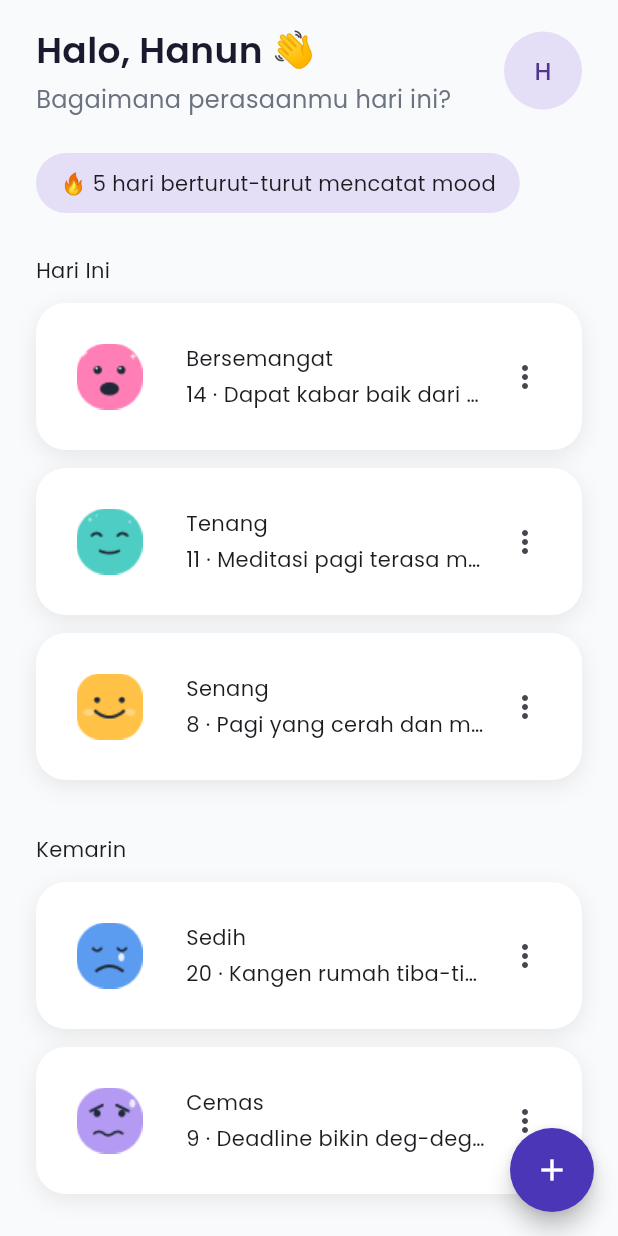
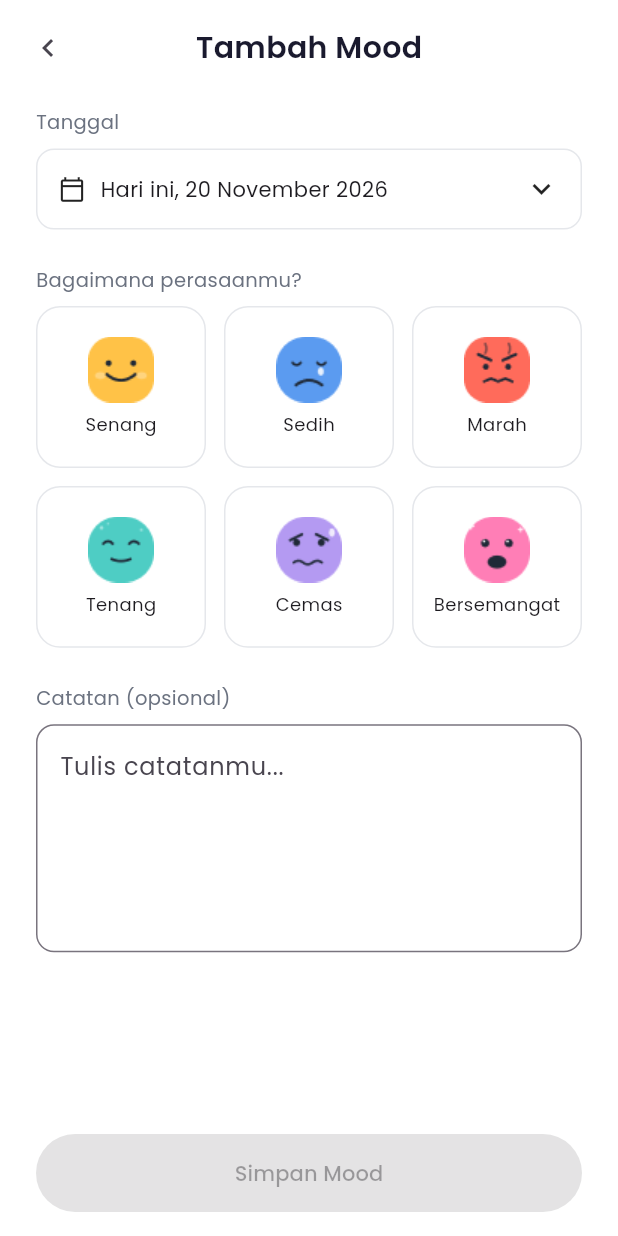
Before and after one commit to arissanakaharu/mood-tracker, a Flutter app: the screen it shows after launch, after a tap on the "add" icon, on a phone screen of 412 x 824 dp. Run offline on Flutter 3.47's test engine with Material 3 defaults, Android fonts, the phone set to English and light mode, and no system bars; our stand-ins replace google_fonts.

Commit message:
feat: implement homepage UI and mood pages

```diff
--- a/lib/main.dart
+++ b/lib/main.dart
@@ -1,5 +1,6 @@
 import 'package:material_ui/material_ui.dart';
 import 'package:google_fonts/google_fonts.dart';
+import 'package:mood_tracker_app/pages/add_edit_mood_page.dart';
 
 void main() {
   runApp(const MyApp());
@@ -20,10 +21,10 @@ class MyApp extends StatelessWidget {
     );
   }
 }
-// ─────────────────────────────────────────────
+
 // 1. MODEL (nanti dipindah ke models/mood_entry.dart)
-// ─────────────────────────────────────────────
-enum Mood { bersemangat, tenang, senang, sedih, cemas }
+
+enum Mood { bersemangat, tenang, senang, sedih, cemas, marah }
 
 extension MoodX on Mood {
   String get label => switch (this) {
@@ -32,6 +33,7 @@ extension MoodX on Mood {
         Mood.senang => 'Senang',
         Mood.sedih => 'Sedih',
         Mood.cemas => 'Cemas',
+        Mood.marah => 'Marah'
       };
 
   Color get color => switch (this) {
@@ -40,6 +42,7 @@ extension MoodX on Mood {
         Mood.senang => const Color(0xFFF6C25B),
         Mood.sedih => const Color(0xFF6C9BEA),
         Mood.cemas => const Color(0xFFB59DEB),
+        Mood.marah => const Color(0xFFEB7566)
       };
   String get asset => 'assets/images/moods/$name.png';
 }
@@ -53,9 +56,9 @@ class MoodEntry {
 String get timeLabel =>
     '${time.hour.toString().padLeft(2, '0')}:${time.minute.toString().padLeft(2, '0')}';
 }
-// ─────────────────────────────────────────────
+
 // 2. HOME PAGE
-// ─────────────────────────────────────────────
+
 class HomePage extends StatelessWidget {
   const HomePage({super.key});
 
@@ -85,7 +88,10 @@ final yesterday = entries.where((e) => sameDay(e.time, yesterdayDate)).toList();
     return Scaffold(
       backgroundColor: const Color(0xFFF9FAFB),
       floatingActionButton: FloatingActionButton(
-        onPressed: () {}, // TODO: navigasi ke halaman tambah mood
+        onPressed: () => Navigator.push(
+          context,
+          MaterialPageRoute(builder: (_)=> const AddEditMoodPage()),
+        ),
         backgroundColor: const Color(0xFF4B36B8),
         shape: const CircleBorder(),
         child: const Icon(Icons.add, color: Colors.white),
@@ -110,11 +116,9 @@ final yesterday = entries.where((e) => sameDay(e.time, yesterdayDate)).toList();
   }
 }
 
-// ─────────────────────────────────────────────
 // 3. KOMPONEN (nanti dipindah ke widgets/)
-// ─────────────────────────────────────────────
 
-/// Sapaan + avatar inisial di kanan
+///  profile
 class _Header extends StatelessWidget {
   final String name;
   const _Header({required this.name});
@@ -215,7 +219,10 @@ class _MoodCard extends StatelessWidget {
             ),
           ),
           IconButton(
-            onPressed: () {}, // TODO: edit / hapus
+            onPressed: () => Navigator.push(
+              context,
+              MaterialPageRoute(builder: (_) => AddEditMoodPage(entry: entry)),
+            ),
             icon: const Icon(Icons.more_vert),
           ),
         ],
@@ -224,7 +231,7 @@ class _MoodCard extends StatelessWidget {
   }
 }
 
-/// Kotak berwarna dengan wajah. Sementara placeholder (tanpa asset).
+/// Kotak berwarna pake wajah. Sementara placeholder (tanpa asset).
 class _MoodIcon extends StatelessWidget {
   final Mood mood;
   const _MoodIcon({required this.mood});
--- /dev/null
+++ b/lib/pages/add_edit_mood_page.dart
@@ -0,0 +1,254 @@
+import 'package:material_ui/material_ui.dart';
+import 'package:mood_tracker_app/main.dart';
+
+/// Halaman Tambah / Edit Mood.
+class AddEditMoodPage extends StatefulWidget {
+  /// null = tambah mood baru, berisi = edit mood yang sudah ada
+  final MoodEntry? entry;
+  const AddEditMoodPage({super.key, this.entry});
+
+  @override
+  State<AddEditMoodPage> createState() => _AddEditMoodPageState();
+}
+
+class _AddEditMoodPageState extends State<AddEditMoodPage> {
+  static const _months = [
+    'Januari', 'Februari', 'Maret', 'April', 'Mei', 'Juni',
+    'Juli', 'Agustus', 'September', 'Oktober', 'November', 'Desember',
+  ];
+
+  // Urutan sesuai Figma (3 kolom x 2 baris)
+  static const _moodOrder = [
+    Mood.senang, Mood.sedih, Mood.marah,
+    Mood.tenang, Mood.cemas, Mood.bersemangat,
+  ];
+
+  late DateTime _date;
+  Mood? _selectedMood;
+  final _noteController = TextEditingController();
+
+  @override
+  void initState() {
+    super.initState();
+    final e = widget.entry;
+    _date = e?.time ?? DateTime.now();
+    _selectedMood = e?.mood;
+    _noteController.text = e?.note ?? '';
+  }
+
+  @override
+  void dispose() {
+    _noteController.dispose();
+    super.dispose();
+  }
+
+  String get _dateLabel {
+    final now = DateTime.now();
+    final isToday =
+        _date.year == now.year && _date.month == now.month && _date.day == now.day;
+    final text = '${_date.day} ${_months[_date.month - 1]} ${_date.year}';
+    return isToday ? 'Hari ini, $text' : text;
+  }
+
+  Future<void> _pickDate() async {
+    final picked = await showDatePicker(
+      context: context,
+      initialDate: _date,
+      firstDate: DateTime(2020),
+      lastDate: DateTime.now(),
+    );
+    if (picked != null) setState(() => _date = picked);
+  }
+
+  void _save() {
+    // TODO (27 Nov): simpan / update data lewat CRUD
+    Navigator.pop(context);
+  }
+
+  @override
+  Widget build(BuildContext context) {
+    final isEdit = widget.entry != null;
+
+    return Scaffold(
+      backgroundColor: Colors.white,
+      body: SafeArea(
+        child: Column(
+          children: [
+            _TopBar(title: isEdit ? 'Edit Mood' : 'Tambah Mood'),
+            Expanded(
+              child: ListView(
+                padding: const EdgeInsets.symmetric(horizontal: 24, vertical: 8),
+                children: [
+                  const _FieldLabel('Tanggal'),
+                  _DateField(label: _dateLabel, onTap: _pickDate),
+                  const SizedBox(height: 24),
+                  const _FieldLabel('Bagaimana perasaanmu?'),
+                  GridView.count(
+                    crossAxisCount: 3,
+                    shrinkWrap: true,
+                    physics: const NeverScrollableScrollPhysics(),
+                    mainAxisSpacing: 12,
+                    crossAxisSpacing: 12,
+                    childAspectRatio: 1.05,
+                    children: _moodOrder
+                        .map((m) => _MoodOption(
+                              mood: m,
+                              selected: m == _selectedMood,
+                              onTap: () => setState(() => _selectedMood = m),
+                            ))
+                        .toList(),
+                  ),
+                  const SizedBox(height: 24),
+                  const _FieldLabel('Catatan (opsional)'),
+                  TextField(
+                    controller: _noteController,
+                    maxLines: 5,
+                    decoration: InputDecoration(
+                      hintText: 'Tulis catatanmu...',
+                      border: OutlineInputBorder(
+                        borderRadius: BorderRadius.circular(12),
+                      ),
+                    ),
+                  ),
+                ],
+              ),
+            ),
+            Padding(
+              padding: const EdgeInsets.fromLTRB(24, 8, 24, 16),
+              child: SizedBox(
+                width: double.infinity,
+                height: 52,
+                child: ElevatedButton(
+                  // nonaktif sampai mood dipilih
+                  onPressed: _selectedMood == null ? null : _save,
+                  style: ElevatedButton.styleFrom(
+                    backgroundColor: const Color(0xFF4B36B8),
+                    foregroundColor: Colors.white,
+                    shape: const StadiumBorder(),
+                  ),
+                  child: const Text('Simpan Mood'),
+                ),
+              ),
+            ),
+          ],
+        ),
+      ),
+    );
+  }
+}
+
+
+// Komponen kecil khusus halaman ini
+
+class _TopBar extends StatelessWidget {
+  final String title;
+  const _TopBar({required this.title});
+
+  @override
+  Widget build(BuildContext context) {
+    return Padding(
+      padding: const EdgeInsets.symmetric(horizontal: 8, vertical: 8),
+      child: Row(
+        children: [
+          IconButton(
+            onPressed: () => Navigator.pop(context),
+            icon: const Icon(Icons.chevron_left),
+          ),
+          Expanded(
+            child: Center(
+              child: Text(title, style: const TextStyle(
+                fontSize: 20,
+                fontWeight: FontWeight.w600,
+                color: Color(0xFF1A1A2E)
+              )),
+            ),
+          ),
+          const SizedBox(width: 48), // biar judul tepat di tengah
+        ],
+      ),
+    );
+  }
+}
+
+class _FieldLabel extends StatelessWidget {
+  final String text;
+  const _FieldLabel(this.text);
+
+  @override
+  Widget build(BuildContext context) => Padding(
+        padding: const EdgeInsets.only(bottom: 8),
+        child: Text(text, style: const TextStyle(
+          fontSize: 13,
+          color: Color(0xFF6B7280),
+        )),
+      );
+}
+
+class _DateField extends StatelessWidget {
+  final String label;
+  final VoidCallback onTap;
+  const _DateField({required this.label, required this.onTap});
+
+  @override
+  Widget build(BuildContext context) {
+    return InkWell(
+      onTap: onTap,
+      borderRadius: BorderRadius.circular(12),
+      child: Container(
+        padding: const EdgeInsets.symmetric(horizontal: 14, vertical: 14),
+        decoration: BoxDecoration(
+          border: Border.all(color: const Color(0xFFE5E7EB)),
+          borderRadius: BorderRadius.circular(12),
+        ),
+        child: Row(
+          children: [
+            const Icon(Icons.calendar_today_outlined, size: 18),
+            const SizedBox(width: 10),
+            Expanded(child: Text(label)),
+            const Icon(Icons.keyboard_arrow_down),
+          ],
+        ),
+      ),
+    );
+  }
+}
+
+class _MoodOption extends StatelessWidget {
+  final Mood mood;
+  final bool selected;
+  final VoidCallback onTap;
+  const _MoodOption({
+    required this.mood,
+    required this.selected,
+    required this.onTap,
+  });
+
+  @override
+  Widget build(BuildContext context) {
+    return InkWell(
+      onTap: onTap,
+      borderRadius: BorderRadius.circular(16),
+      child: Container(
+        decoration: BoxDecoration(
+          color: selected ? mood.color : Colors.white,
+          border: Border.all(color: const Color(0xFFE5E7EB)),
+          borderRadius: BorderRadius.circular(16),
+        ),
+        child: Column(
+          mainAxisAlignment: MainAxisAlignment.center,
+          children: [
+            Image.asset(mood.asset, width: 44, height: 44),
+            const SizedBox(height: 6),
+            Text(
+              mood.label,
+              style: TextStyle(
+                fontSize: 12,
+                fontWeight: selected ? FontWeight.w600 : FontWeight.w400,
+              ),
+            ),
+          ],
+        ),
+      ),
+    );
+  }
+}
```
Also changed, not shown: assets/images/moods/marah.png (added).
